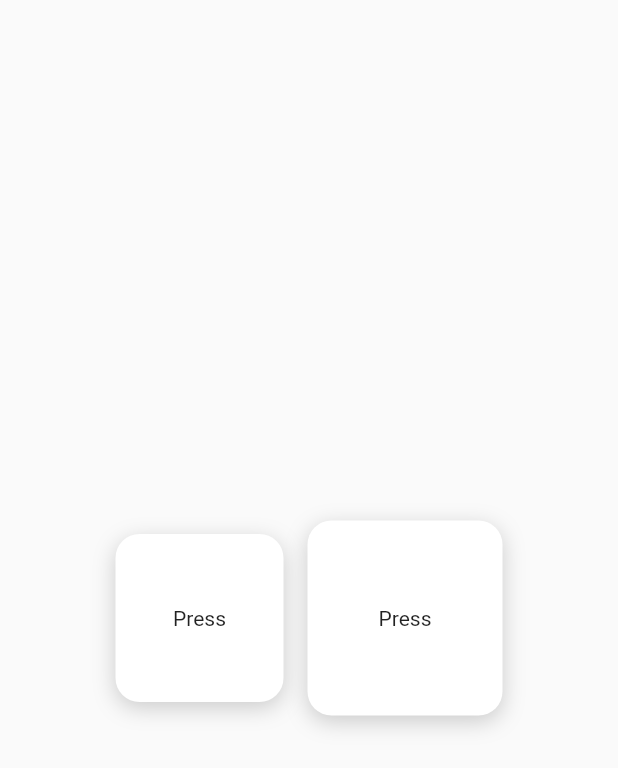
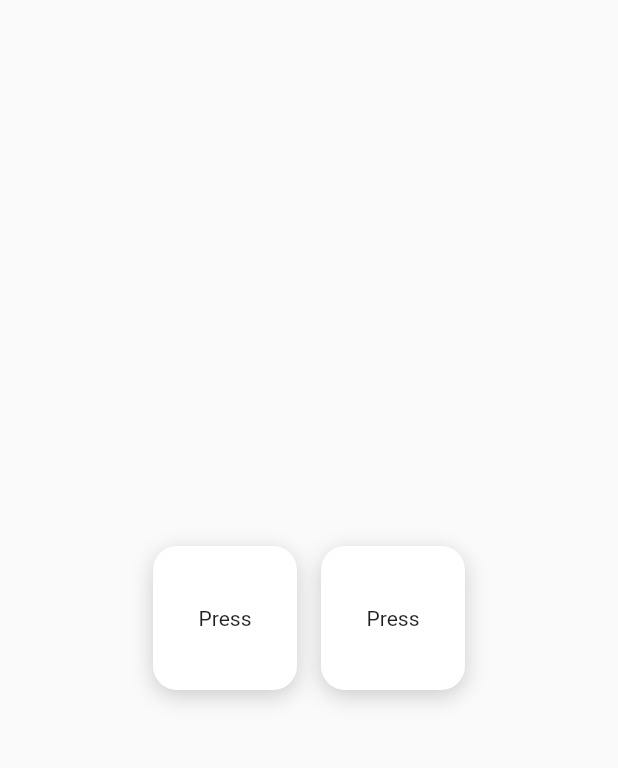
Before and after one commit to khamidjon/animated-button, a Flutter app: the screen it shows after launch, on a phone screen of 412 x 824 dp. Shown: the top 768 px of the screen. Run offline on Flutter 3.47's test engine with Material 2 defaults, Android fonts, the phone set to English and light mode, and no system bars.

Commit message:
- refactored

```diff
--- a/lib/my_home_page.dart
+++ b/lib/my_home_page.dart
@@ -11,7 +11,6 @@ class MyHomePage extends StatelessWidget {
           mainAxisSize: MainAxisSize.min,
           children: [
             _AnimatedButton(
-              size: 112,
               onTap: () {
                 print('Button 1 pressed');
               },
@@ -32,11 +31,9 @@ class MyHomePage extends StatelessWidget {
 class _AnimatedButton extends StatefulWidget {
   const _AnimatedButton({
     required this.onTap,
-    this.size = 130,
   });
 
   final VoidCallback onTap;
-  final double size;
 
   @override
   State<_AnimatedButton> createState() => _AnimatedButtonState();
@@ -80,8 +77,8 @@ class _AnimatedButtonState extends State<_AnimatedButton>
       child: Transform.scale(
         scale: _buttonScale,
         child: Container(
-          height: widget.size,
-          width: widget.size,
+          height: 96.0,
+          width: 96.0,
           decoration: BoxDecoration(
             color: Colors.white,
             borderRadius: const BorderRadius.all(Radius.circular(16.0)),
```
